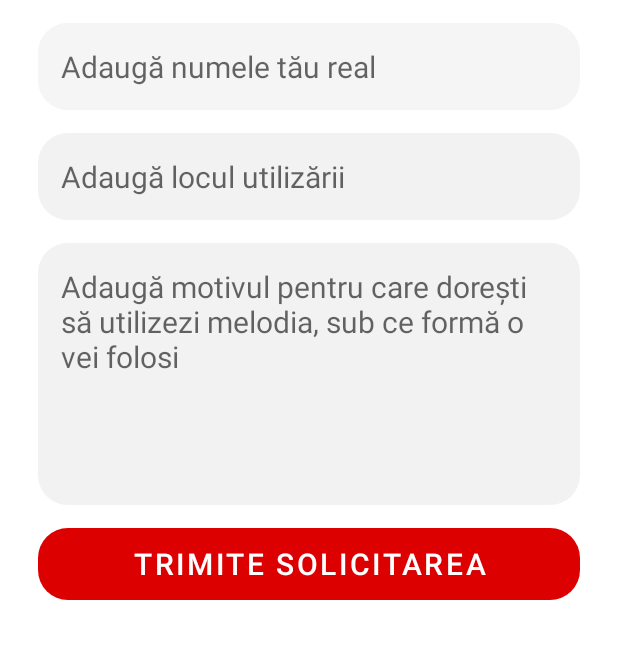
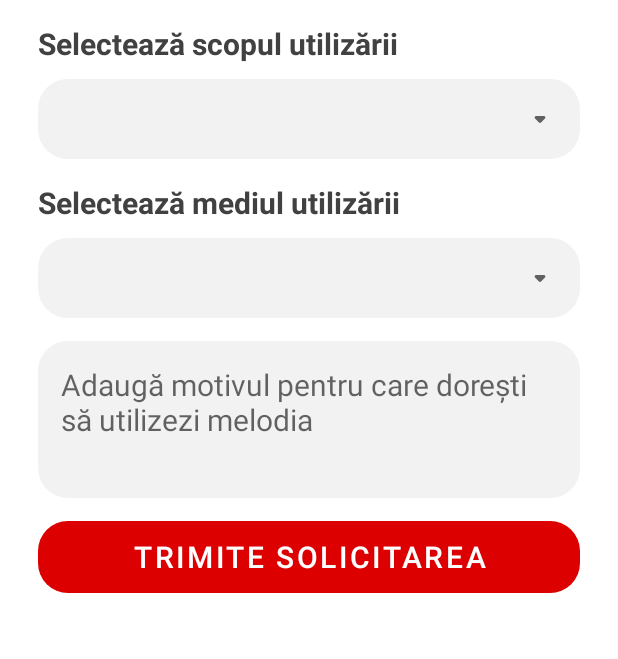
Before and after one commit to MadalinDolca/Licenta, an Android app: the layout activity_solicita_permisiunea.xml on its own in the app's theme, with its tools: preview values and no code run, on a phone screen of 412 x 824 dp, the part 226-885 px from its top. Run offline under Robolectric (Android 15) with nearby library versions, the phone set to English and light mode, and no system bars.

Commit message:
Update activity_solicita_permisiunea.xml

```diff
--- a/app/src/main/res/layout/activity_solicita_permisiunea.xml
+++ b/app/src/main/res/layout/activity_solicita_permisiunea.xml
@@ -7,7 +7,7 @@
     android:layout_height="match_parent"
     android:background="@color/fundal"
     android:scrollbars="none"
-    tools:context=".controllers.SolicitaPermisiuneaActivity">
+    tools:context=".controllers.TrimitereSolicitareActivity">
 
     <LinearLayout
         android:layout_width="match_parent"
@@ -17,6 +17,7 @@
         <!-- toolbar -->
         <include layout="@layout/layout_toolbar" />
 
+        <!-- padding -->
         <LinearLayout
             android:layout_width="match_parent"
             android:layout_height="wrap_content"
@@ -26,6 +27,8 @@
             <RelativeLayout
                 android:layout_width="match_parent"
                 android:layout_height="wrap_content"
+                android:focusable="true"
+                android:focusableInTouchMode="true"
                 android:orientation="horizontal">
 
                 <!-- card imagine melodie -->
@@ -39,7 +42,7 @@
                     app:cardElevation="0dp">
 
                     <ImageView
-                        android:id="@+id/solicita_permisiunea_imageViewImagine"
+                        android:id="@+id/solicita_permisiunea_imageViewImagineMelodie"
                         android:layout_width="match_parent"
                         android:layout_height="match_parent"
                         android:adjustViewBounds="true"
@@ -69,35 +72,65 @@
                     android:textColor="@color/text"
                     android:textSize="@dimen/text_standard" />
 
-                <!-- EditText nume solicitant -->
-                <EditText
-                    android:id="@+id/solicita_permisiunea_editTextNumeSolicitant"
+                <!-- titlu scop -->
+                <TextView
+                    android:id="@+id/solicita_permisiunea_textViewTitluScop"
                     android:layout_width="match_parent"
                     android:layout_height="wrap_content"
-                    android:layout_below="@id/solicita_permisiunea_cardViewMelodie"
+                    android:layout_below="@+id/solicita_permisiunea_cardViewMelodie"
                     android:layout_marginTop="15dp"
-                    android:background="@drawable/background_rotunjit"
-                    android:backgroundTint="@color/fundal_alt"
-                    android:hint="Adaugă numele tău real"
-                    android:inputType="text"
-                    android:padding="15dp"
+                    android:text="Selectează scopul utilizării"
                     android:textColor="@color/text"
-                    android:textSize="@dimen/text_standard" />
+                    android:textSize="@dimen/text_standard"
+                    android:textStyle="bold" />
+
+                <!-- spinner scop -->
+                <Spinner
+                    android:id="@+id/solicita_permisiunea_spinnerScop"
+                    android:layout_width="match_parent"
+                    android:layout_height="wrap_content"
+                    android:layout_below="@+id/solicita_permisiunea_textViewTitluScop"
+                    android:layout_marginTop="10dp"
+                    android:background="@drawable/background_spinner"
+                    android:popupBackground="@drawable/background_spinner_dropdown" />
+
+                <!-- titlu mediu -->
+                <TextView
+                    android:id="@+id/solicita_permisiunea_textViewTitluMediu"
+                    android:layout_width="match_parent"
+                    android:layout_height="wrap_content"
+                    android:layout_below="@+id/solicita_permisiunea_spinnerScop"
+                    android:layout_marginTop="15dp"
+                    android:text="Selectează mediul utilizării"
+                    android:textColor="@color/text"
+                    android:textSize="@dimen/text_standard"
+                    android:textStyle="bold" />
+
+                <!-- spinner mediu -->
+                <Spinner
+                    android:id="@+id/solicita_permisiunea_spinnerMediu"
+                    android:layout_width="match_parent"
+                    android:layout_height="wrap_content"
+                    android:layout_below="@+id/solicita_permisiunea_textViewTitluMediu"
+                    android:layout_marginTop="10dp"
+                    android:background="@drawable/background_spinner"
+                    android:popupBackground="@drawable/background_spinner_dropdown" />
 
                 <!-- EditText locul utilizarii -->
                 <EditText
                     android:id="@+id/solicita_permisiunea_editTextLoculUtilizarii"
                     android:layout_width="match_parent"
                     android:layout_height="wrap_content"
-                    android:layout_below="@id/solicita_permisiunea_editTextNumeSolicitant"
+                    android:layout_below="@id/solicita_permisiunea_spinnerMediu"
                     android:layout_marginTop="15dp"
                     android:background="@drawable/background_rotunjit"
                     android:backgroundTint="@color/fundal_alt"
-                    android:hint="Adaugă locul utilizării"
+                    android:hint="Adaugă locul utilizării (adresa URL)"
                     android:inputType="text"
                     android:padding="15dp"
                     android:textColor="@color/text"
-                    android:textSize="@dimen/text_standard" />
+                    android:textSize="@dimen/text_standard"
+                    android:visibility="gone" />
 
                 <!-- EditText motiv -->
                 <EditText
@@ -109,24 +142,16 @@
                     android:background="@drawable/background_rotunjit"
                     android:backgroundTint="@color/fundal_alt"
                     android:gravity="top|start"
-                    android:hint="Adaugă motivul pentru care dorești să utilizezi melodia, sub ce formă o vei folosi"
+                    android:hint="Adaugă motivul pentru care dorești să utilizezi melodia"
                     android:inputType="textMultiLine"
                     android:lines="8"
                     android:maxLines="10"
-                    android:minLines="6"
+                    android:minLines="3"
                     android:padding="15dp"
                     android:scrollbars="vertical"
                     android:textColor="@color/text"
                     android:textSize="@dimen/text_standard" />
 
-                <!-- Spinner trimite solicitarea -->
-<!--                <Spinner-->
-<!--                    android:id="@+id/adauga_spinnerGenMelodie"-->
-<!--                    android:layout_width="match_parent"-->
-<!--                    android:layout_height="wrap_content"-->
-<!--                    android:background="@drawable/background_spinner"-->
-<!--                    android:popupBackground="@drawable/background_spinner_dropdown" />-->
-<!--                -->
                 <!-- buton trimite solicitarea -->
                 <Button
                     android:id="@+id/solicita_permisiunea_buttonTrimiteSolicitarea"
```
